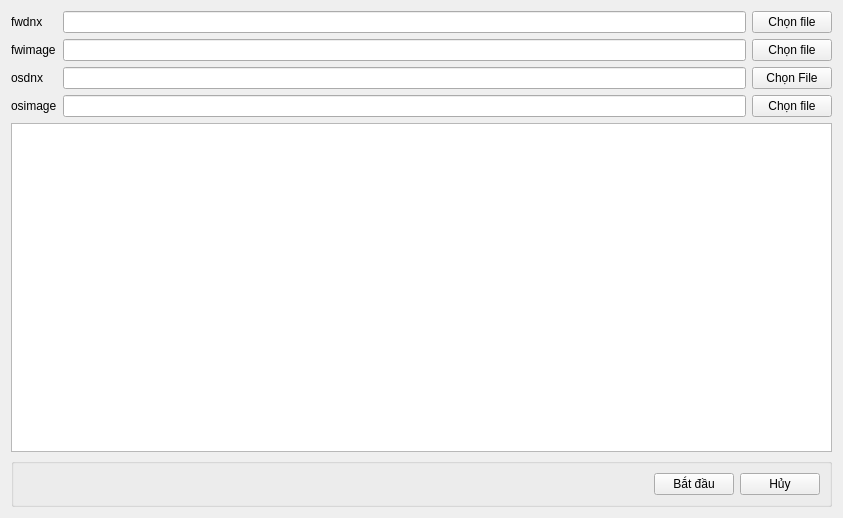
sauantao/AndroidMobileSolution, file sourcecode/26MobileTool/AsusWidget.ui: the form before one commit.
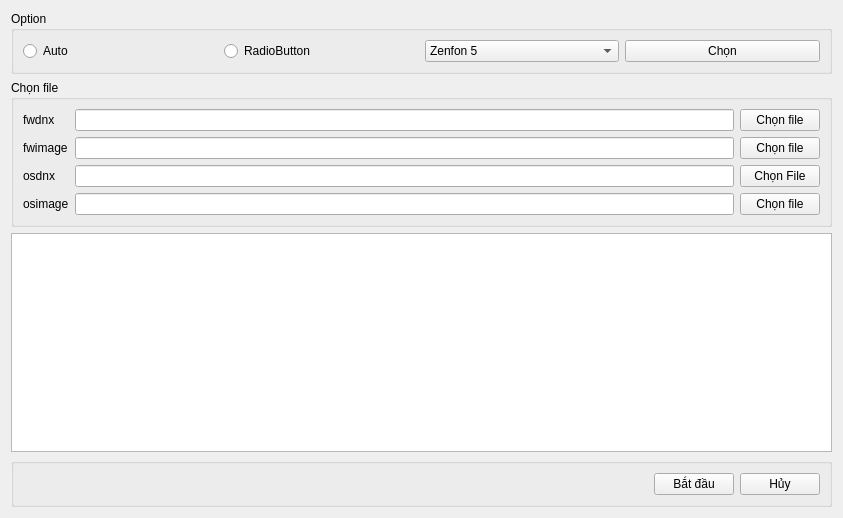
The form after the commit. Icons and pictures are not drawn.

```diff
--- a/sourcecode/26MobileTool/AsusWidget.ui
+++ b/sourcecode/26MobileTool/AsusWidget.ui
@@ -13,10 +13,64 @@
   <property name="windowTitle">
    <string>Form</string>
   </property>
-  <layout class="QVBoxLayout" name="verticalLayout_6">
+  <layout class="QHBoxLayout" name="horizontalLayout_4">
    <item>
+    <layout class="QVBoxLayout" name="verticalLayout_7">
+     <item>
+      <widget class="QGroupBox" name="groupBox_2">
+       <property name="title">
+        <string>Option</string>
+       </property>
     <layout class="QVBoxLayout" name="verticalLayout_5">
      <item>
+         <layout class="QHBoxLayout" name="horizontalLayout_3">
+          <item>
+           <widget class="QRadioButton" name="radioButton">
+            <property name="text">
+             <string>Auto </string>
+            </property>
+           </widget>
+          </item>
+          <item>
+           <widget class="QRadioButton" name="radioButton_2">
+            <property name="text">
+             <string>RadioButton</string>
+            </property>
+           </widget>
+          </item>
+          <item>
+           <widget class="QComboBox" name="comboBox">
+            <item>
+             <property name="text">
+              <string>Zenfon 5</string>
+             </property>
+            </item>
+            <item>
+             <property name="text">
+              <string>Zenfon 6</string>
+             </property>
+            </item>
+           </widget>
+          </item>
+          <item>
+           <widget class="QPushButton" name="pushButton">
+            <property name="text">
+             <string>Chọn</string>
+            </property>
+           </widget>
+          </item>
+         </layout>
+        </item>
+       </layout>
+      </widget>
+     </item>
+     <item>
+      <widget class="QGroupBox" name="groupBox">
+       <property name="title">
+        <string>Chọn file</string>
+       </property>
+       <layout class="QVBoxLayout" name="verticalLayout_6">
+        <item>
       <layout class="QHBoxLayout" name="horizontalLayout">
        <item>
         <layout class="QVBoxLayout" name="verticalLayout_2">
@@ -139,6 +193,9 @@
         </layout>
        </item>
       </layout>
+        </item>
+       </layout>
+      </widget>
      </item>
      <item>
       <widget class="QPlainTextEdit" name="plainTextEdit"/>
```
Lines whose indentation alone changed are shown as unchanged.
